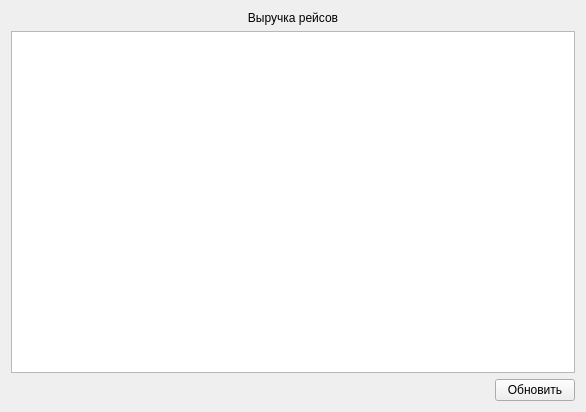
First picture: the form in frontend/RWStation/modals/getschedulerevenuemodal.ui, repository ruslanonly/qt-railway-system, before the edit.
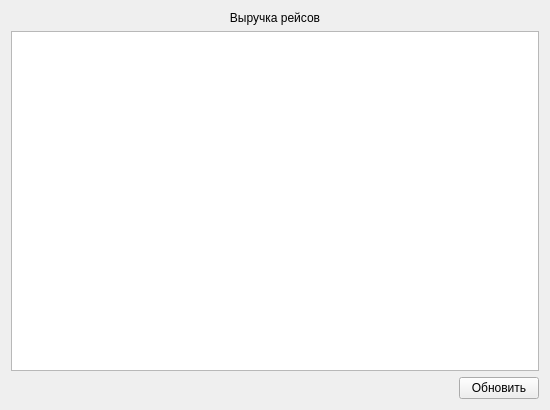
Second picture: the form after the edit.

```diff
--- a/frontend/RWStation/modals/getschedulerevenuemodal.ui
+++ b/frontend/RWStation/modals/getschedulerevenuemodal.ui
@@ -6,10 +6,22 @@
    <rect>
     <x>0</x>
     <y>0</y>
-    <width>586</width>
-    <height>412</height>
+    <width>550</width>
+    <height>410</height>
    </rect>
   </property>
+  <property name="minimumSize">
+   <size>
+    <width>550</width>
+    <height>410</height>
+   </size>
+  </property>
+  <property name="maximumSize">
+   <size>
+    <width>550</width>
+    <height>410</height>
+   </size>
+  </property>
   <property name="windowTitle">
    <string>Form</string>
   </property>
```
